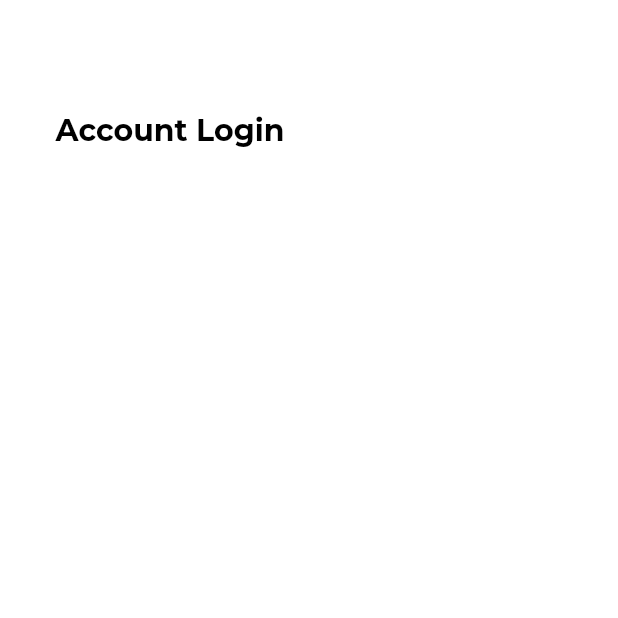
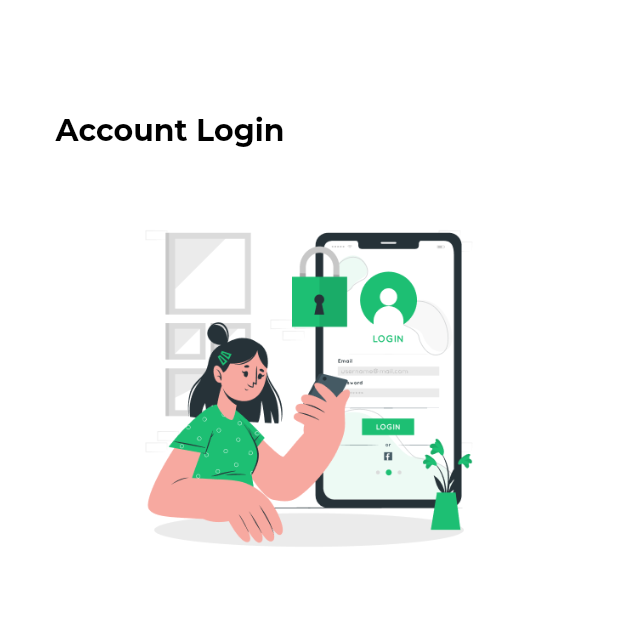
Before and after one commit to Mahmoudshady20/kafiil_test, a Flutter app: the screen it shows after launch, on a phone screen of 412 x 824 dp, the top half of it. Run offline on Flutter 3.47's test engine with Material 3 defaults, Android fonts, the phone set to English and light mode, and no system bars; our stand-ins replace google_fonts.

Commit message:
1- create login_image

```diff
--- /dev/null
+++ b/lib/feature/authentication_feature/widget/login_image.dart
@@ -0,0 +1,22 @@
+import 'package:flutter/material.dart';
+
+class LoginImage extends StatelessWidget {
+  const LoginImage({super.key});
+
+  @override
+  Widget build(BuildContext context) {
+    return Center(
+      child: Container(
+        padding: EdgeInsets.only(
+          left: MediaQuery.of(context).size.width * 0.16,
+          right: MediaQuery.of(context).size.width * 0.16,
+          top: MediaQuery.of(context).size.width * 0.08,
+        ),
+        child: Image.asset('assets/images/img.png',
+        width: 255,
+          height: 255,
+        ),
+      ),
+    );
+  }
+}
--- a/lib/feature/authentication_feature/widget/login_view_body.dart
+++ b/lib/feature/authentication_feature/widget/login_view_body.dart
@@ -1,5 +1,6 @@
 import 'package:flutter/material.dart';
 import 'package:kafiil_test/feature/authentication_feature/widget/custom_appbar_widget.dart';
+import 'package:kafiil_test/feature/authentication_feature/widget/login_image.dart';
 
 class LoginViewBody extends StatelessWidget {
   const LoginViewBody({super.key});
@@ -9,8 +10,10 @@ class LoginViewBody extends StatelessWidget {
     return const SafeArea(
       child: Scaffold(
         body: Column(
+          crossAxisAlignment: CrossAxisAlignment.start,
           children: [
-            CustomAppbarWidget(titleName: 'Account Login')
+            CustomAppbarWidget(titleName: 'Account Login',),
+            LoginImage()
           ],
         ),
       ),
--- a/pubspec.yaml
+++ b/pubspec.yaml
@@ -60,8 +60,8 @@ flutter:
   uses-material-design: true
 
   # To add assets to your application, add an assets section, like this:
-  # assets:
-  #   - images/a_dot_burr.jpeg
+  assets:
+    - assets/images/
   #   - images/a_dot_ham.jpeg
 
   # An image asset can refer to one or more resolution-specific "variants", see
```
Also changed, not shown: assets/images/img.png (added).
